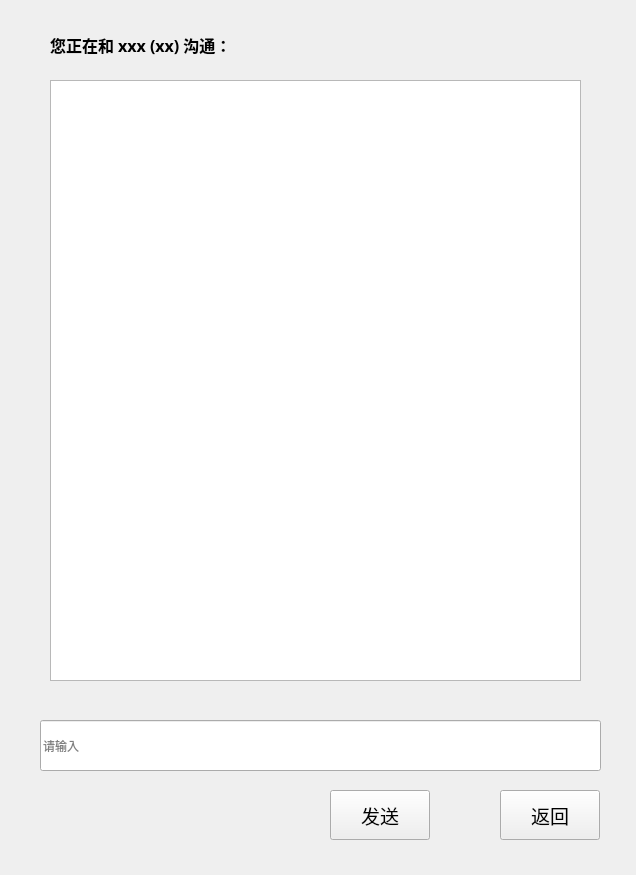
Before: the Qt Designer form medical_client/chat.ui in Gray7118/SMS-Smart_Medical_System, drawn with Qt 5.
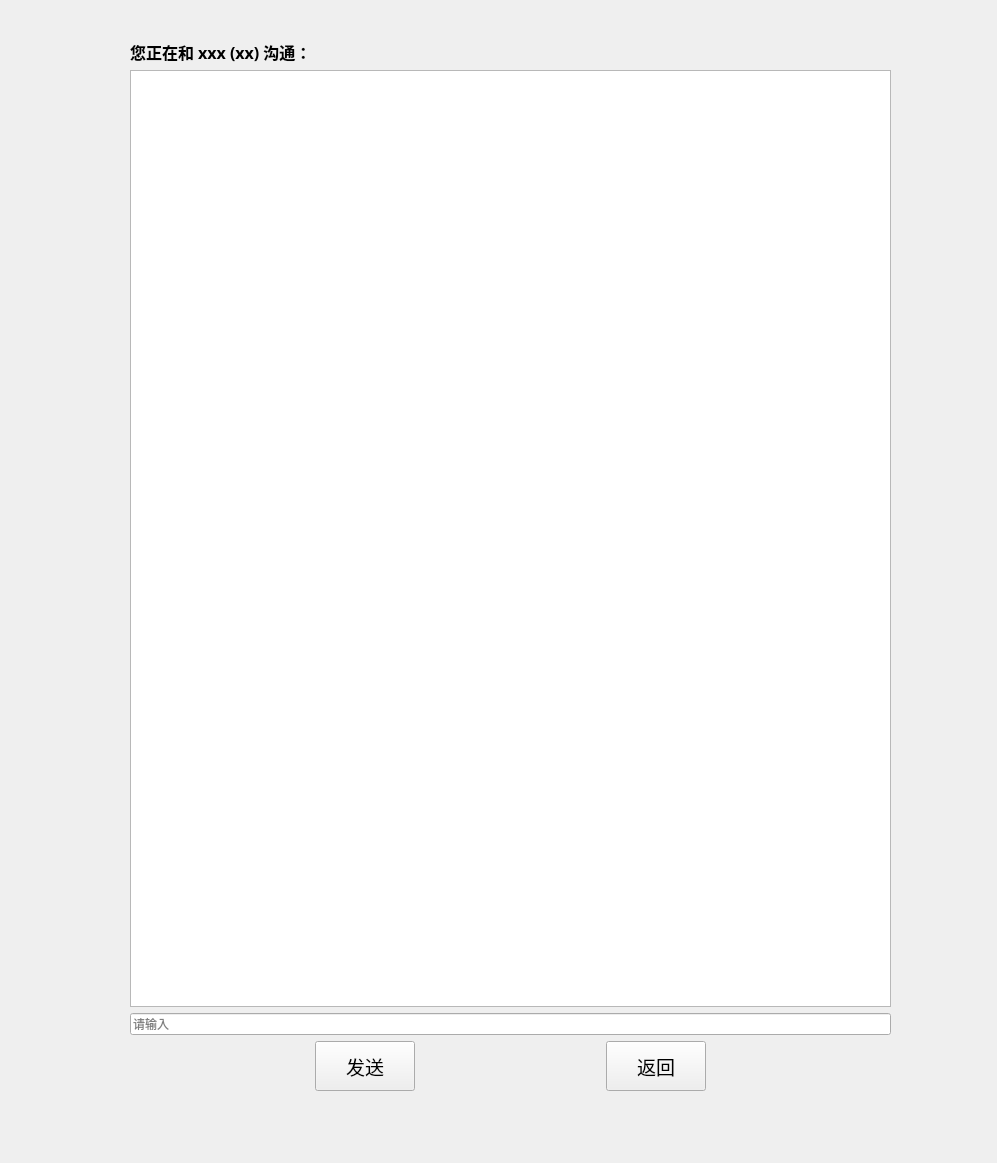
After: the same form once the commit is applied.

Commit message: 暂存：修改chat ui前

The edit to the form file:
```diff
--- a/medical_client/chat.ui
+++ b/medical_client/chat.ui
@@ -6,22 +6,41 @@
    <rect>
     <x>0</x>
     <y>0</y>
-    <width>636</width>
-    <height>875</height>
+    <width>997</width>
+    <height>1163</height>
    </rect>
   </property>
   <property name="windowTitle">
    <string>Form</string>
   </property>
+  <widget class="QWidget" name="verticalLayoutWidget">
+   <property name="geometry">
+    <rect>
+     <x>130</x>
+     <y>40</y>
+     <width>761</width>
+     <height>1051</height>
+    </rect>
+   </property>
+   <layout class="QVBoxLayout" name="verticalLayout">
+    <item>
+     <widget class="QLabel" name="recerverLabel">
+      <property name="font">
+       <font>
+        <family>微软雅黑</family>
+        <pointsize>12</pointsize>
+       </font>
+      </property>
+      <property name="text">
+       <string>&lt;html&gt;&lt;head/&gt;&lt;body&gt;&lt;p&gt;&lt;span style=&quot; font-weight:600;&quot;&gt;您正在和 xxx (xx) 沟通：&lt;/span&gt;&lt;/p&gt;&lt;/body&gt;&lt;/html&gt;</string>
+      </property>
+     </widget>
+    </item>
+    <item>
+     <widget class="QTextEdit" name="chatTextEdit"/>
+    </item>
+    <item>
   <widget class="QLineEdit" name="msgLineEdit">
-   <property name="geometry">
-    <rect>
-     <x>40</x>
-     <y>720</y>
-     <width>561</width>
-     <height>51</height>
-    </rect>
-   </property>
    <property name="text">
     <string/>
    </property>
@@ -29,15 +48,11 @@
     <string>请输入</string>
    </property>
   </widget>
+    </item>
+    <item>
+     <layout class="QHBoxLayout" name="horizontalLayout">
+      <item>
   <widget class="QPushButton" name="sendButton">
-   <property name="geometry">
-    <rect>
-     <x>330</x>
-     <y>790</y>
-     <width>100</width>
-     <height>50</height>
-    </rect>
-   </property>
    <property name="minimumSize">
     <size>
      <width>100</width>
@@ -60,15 +75,9 @@
     <string>发送</string>
    </property>
   </widget>
+      </item>
+      <item>
   <widget class="QPushButton" name="returnButton">
-   <property name="geometry">
-    <rect>
-     <x>500</x>
-     <y>790</y>
-     <width>100</width>
-     <height>50</height>
-    </rect>
-   </property>
    <property name="minimumSize">
     <size>
      <width>100</width>
@@ -91,34 +100,10 @@
     <string>返回</string>
    </property>
   </widget>
-  <widget class="QTextEdit" name="chatTextEdit">
-   <property name="geometry">
-    <rect>
-     <x>50</x>
-     <y>80</y>
-     <width>531</width>
-     <height>601</height>
-    </rect>
-   </property>
-  </widget>
-  <widget class="QLabel" name="recerverLabel">
-   <property name="geometry">
-    <rect>
-     <x>50</x>
-     <y>30</y>
-     <width>481</width>
-     <height>31</height>
-    </rect>
-   </property>
-   <property name="font">
-    <font>
-     <family>微软雅黑</family>
-     <pointsize>12</pointsize>
-    </font>
-   </property>
-   <property name="text">
-    <string>&lt;html&gt;&lt;head/&gt;&lt;body&gt;&lt;p&gt;&lt;span style=&quot; font-weight:600;&quot;&gt;您正在和 xxx (xx) 沟通：&lt;/span&gt;&lt;/p&gt;&lt;/body&gt;&lt;/html&gt;</string>
-   </property>
+      </item>
+     </layout>
+    </item>
+   </layout>
   </widget>
  </widget>
  <resources/>
```
Lines whose indentation alone changed are shown as unchanged. The commit also changes 1 other file.
